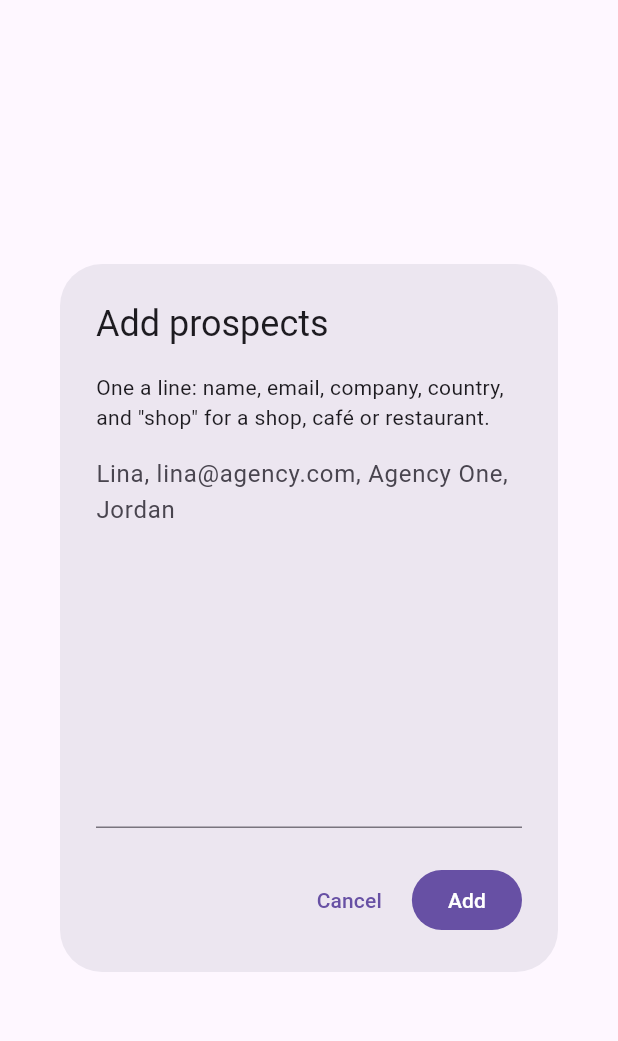
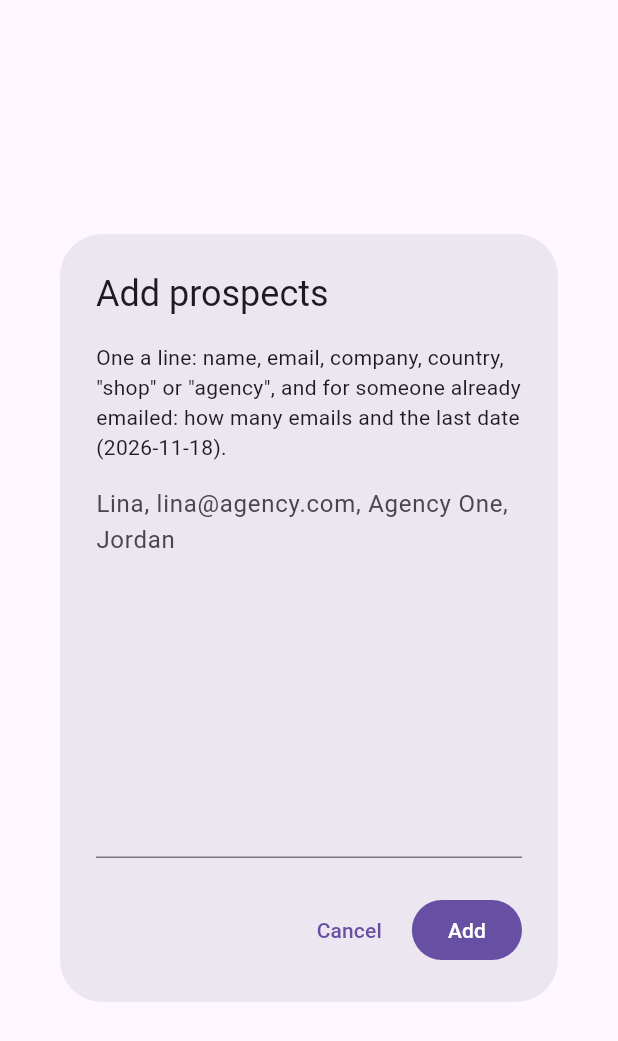
Before and after one commit to abu-arandas/arandastech, a Flutter app: the _ProspectsForm widget shown alone on an empty page, opened directly, on a phone screen of 412 x 824 dp. Shown: the top 1041 px of the screen. Run offline on Flutter 3.47's test engine with Material 3 defaults, Android fonts, the phone set to English and light mode, and no system bars; our stand-ins replace get, material_ui.

Commit message:
Owner app: Add prospects takes emails already sent and the last date (#18)
So agencies written to before continue at the right follow-up instead of getting the intro again.


Claude-Session: https://claude.ai/code/session_013JgGufuQVeHxVgDmmAVURY

Co-authored-by: Claude <noreply@anthropic.com>

```diff
--- a/apps/owner/lib/controllers/sales_controller.dart
+++ b/apps/owner/lib/controllers/sales_controller.dart
@@ -72,7 +72,8 @@ class SalesController extends GetxController implements PlatformReader {
   Future<bool> voidInvoice(Paper invoice) => _session.act((p) => p.sales.voidInvoice(invoice.id));
 }
 
-/// One prospect a line, the values split by commas or tabs: name, email, company, country, audience.
+/// One prospect a line, the values split by commas or tabs: name, email, company, country, audience,
+/// then for someone already written to: how many emails went out (1 to 3) and the date of the last one.
 List<Json> parseProspects(String text) => [
   for (final line in text.split('\n'))
     if (line.trim().isNotEmpty)
@@ -87,6 +88,8 @@ List<Json> parseProspects(String text) => [
           if (at(3).isNotEmpty) 'country': at(3),
           'audience': at(4).toLowerCase() == 'shop' ? 'shop' : 'agency',
           'locale': arabic ? 'ar' : 'en',
+          if (int.tryParse(at(5)) case final sent? when sent > 0) 'already_sent': sent,
+          if (RegExp(r'^\d{4}-\d{2}-\d{2}$').hasMatch(at(6))) 'last_sent_on': at(6),
         };
       }(),
 ];
--- a/apps/owner/lib/l10n/ar_sales.dart
+++ b/apps/owner/lib/l10n/ar_sales.dart
@@ -54,8 +54,8 @@ const arSales = <String, String>{
   'Paid by': 'طريقة الدفع',
   'Ask Sales to send it': 'اطلب من المبيعات إرساله',
   'Record it': 'سجّله',
-  'One a line: name, email, company, country, and "shop" for a shop, café or restaurant.':
-      'واحد في كل سطر: الاسم، البريد، الشركة، الدولة، وكلمة "shop" للمحل أو المقهى أو المطعم.',
+  'One a line: name, email, company, country, "shop" or "agency", and for someone already emailed: how many emails and the last date (2026-11-18).':
+      'واحد في كل سطر: الاسم، البريد، الشركة، الدولة، وكلمة "shop" أو "agency"، ولمن راسلته من قبل: عدد الرسائل وتاريخ آخرها (2026-11-18).',
   'Add': 'أضف',
   'Added': 'أُضيف',
   'Skipped': 'تُرك',
--- a/apps/owner/lib/views/sales/paper_forms.dart
+++ b/apps/owner/lib/views/sales/paper_forms.dart
@@ -181,7 +181,10 @@ class _ProspectsFormState extends State<_ProspectsForm> {
         mainAxisSize: MainAxisSize.min,
         crossAxisAlignment: CrossAxisAlignment.start,
         children: [
-          Text('One a line: name, email, company, country, and "shop" for a shop, café or restaurant.'.tr),
+          Text(
+            'One a line: name, email, company, country, "shop" or "agency", and for someone already emailed: how many emails and the last date (2026-11-18).'
+                .tr,
+          ),
           const SizedBox(height: 8),
           TextField(
             controller: _text,
```
